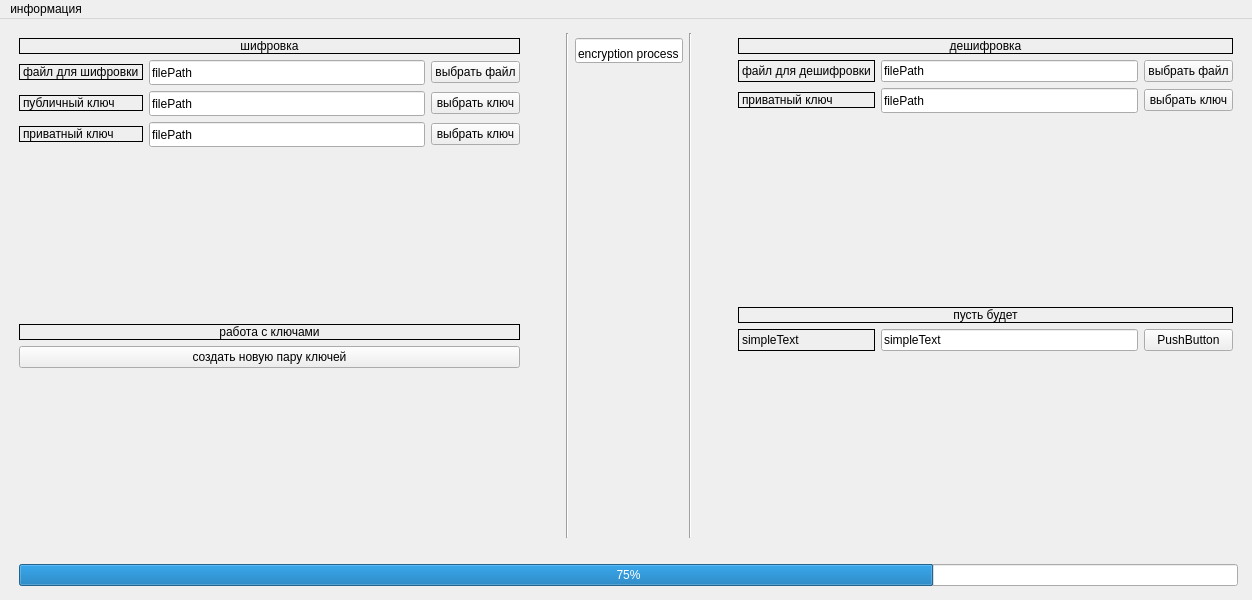
First picture: the form in MainWindow.ui, repository VecrouN/lab_3, before the edit.
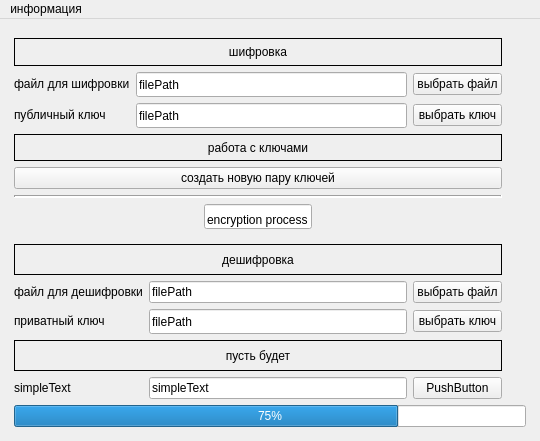
Second picture: the form after the edit.

The edit to the form file:
```diff
--- a/MainWindow.ui
+++ b/MainWindow.ui
@@ -6,53 +6,39 @@
    <rect>
     <x>0</x>
     <y>0</y>
-    <width>1252</width>
-    <height>600</height>
+    <width>540</width>
+    <height>441</height>
    </rect>
   </property>
+  <property name="sizePolicy">
+   <sizepolicy hsizetype="Fixed" vsizetype="Fixed">
+    <horstretch>0</horstretch>
+    <verstretch>0</verstretch>
+   </sizepolicy>
+  </property>
   <property name="minimumSize">
    <size>
-    <width>1252</width>
-    <height>600</height>
+    <width>540</width>
+    <height>441</height>
+   </size>
+  </property>
+  <property name="maximumSize">
+   <size>
+    <width>540</width>
+    <height>441</height>
    </size>
   </property>
   <property name="windowTitle">
    <string>MainWindow</string>
   </property>
   <widget class="QWidget" name="centralwidget">
+   <property name="sizePolicy">
+    <sizepolicy hsizetype="Fixed" vsizetype="Preferred">
+     <horstretch>0</horstretch>
+     <verstretch>0</verstretch>
+    </sizepolicy>
+   </property>
    <layout class="QGridLayout" name="gridLayout_3">
-    <item row="1" column="2">
-     <spacer name="rightGorizontalSpacer">
-      <property name="orientation">
-       <enum>Qt::Horizontal</enum>
-      </property>
-      <property name="sizeType">
-       <enum>QSizePolicy::Fixed</enum>
-      </property>
-      <property name="sizeHint" stdset="0">
-       <size>
-        <width>5</width>
-        <height>20</height>
-       </size>
-      </property>
-     </spacer>
-    </item>
-    <item row="1" column="0">
-     <spacer name="leftHorizontalSpacer">
-      <property name="orientation">
-       <enum>Qt::Horizontal</enum>
-      </property>
-      <property name="sizeType">
-       <enum>QSizePolicy::Fixed</enum>
-      </property>
-      <property name="sizeHint" stdset="0">
-       <size>
-        <width>5</width>
-        <height>20</height>
-       </size>
-      </property>
-     </spacer>
-    </item>
     <item row="2" column="1">
      <spacer name="bottomVerticalSpacer">
       <property name="orientation">
@@ -69,6 +55,22 @@
       </property>
      </spacer>
     </item>
+    <item row="1" column="2">
+     <spacer name="rightGorizontalSpacer">
+      <property name="orientation">
+       <enum>Qt::Horizontal</enum>
+      </property>
+      <property name="sizeType">
+       <enum>QSizePolicy::Fixed</enum>
+      </property>
+      <property name="sizeHint" stdset="0">
+       <size>
+        <width>5</width>
+        <height>20</height>
+       </size>
+      </property>
+     </spacer>
+    </item>
     <item row="0" column="1">
      <spacer name="topVerticalSpacer">
       <property name="orientation">
@@ -85,39 +87,61 @@
       </property>
      </spacer>
     </item>
+    <item row="1" column="0">
+     <spacer name="leftHorizontalSpacer">
+      <property name="orientation">
+       <enum>Qt::Horizontal</enum>
+      </property>
+      <property name="sizeType">
+       <enum>QSizePolicy::Fixed</enum>
+      </property>
+      <property name="sizeHint" stdset="0">
+       <size>
+        <width>5</width>
+        <height>20</height>
+       </size>
+      </property>
+     </spacer>
+    </item>
     <item row="1" column="1">
      <layout class="QGridLayout" name="mainGridLayout">
-      <item row="2" column="2">
-       <widget class="Line" name="line">
-        <property name="orientation">
-         <enum>Qt::Vertical</enum>
-        </property>
-       </widget>
-      </item>
-      <item row="2" column="5">
+      <item row="6" column="0">
        <layout class="QGridLayout" name="decruptGridLayout">
-        <item row="8" column="3">
-         <widget class="QPushButton" name="pushButton_4">
-          <property name="text">
-           <string>PushButton</string>
-          </property>
-         </widget>
-        </item>
-        <item row="4" column="3">
+        <item row="3" column="2">
          <widget class="QPushButton" name="pushButton_6">
           <property name="text">
            <string>выбрать ключ</string>
           </property>
          </widget>
         </item>
-        <item row="2" column="3">
+        <item row="1" column="2">
          <widget class="QPushButton" name="pushButton">
           <property name="text">
            <string>выбрать файл</string>
           </property>
          </widget>
         </item>
-        <item row="7" column="1" colspan="3">
+        <item row="3" column="0">
+         <widget class="QLabel" name="label_9">
+          <property name="enabled">
+           <bool>true</bool>
+          </property>
+          <property name="sizePolicy">
+           <sizepolicy hsizetype="Preferred" vsizetype="Fixed">
+            <horstretch>0</horstretch>
+            <verstretch>0</verstretch>
+           </sizepolicy>
+          </property>
+          <property name="styleSheet">
+           <string notr="true">color: rgb(0, 0, 0);
+</string>
+          </property>
+          <property name="text">
+           <string>приватный ключ</string>
+          </property>
+         </widget>
+        </item>
+        <item row="5" column="0" colspan="3">
          <widget class="QLabel" name="label_7">
           <property name="font">
            <font>
@@ -145,23 +169,25 @@
           </property>
          </widget>
         </item>
-        <item row="4" column="2">
-         <widget class="QLineEdit" name="lineEdit_6">
-          <property name="minimumSize">
-           <size>
-            <width>0</width>
-            <height>25</height>
-           </size>
+        <item row="6" column="0">
+         <widget class="QLabel" name="label_3">
+          <property name="styleSheet">
+           <string notr="true">color: rgb(0, 0, 0);
+</string>
           </property>
           <property name="text">
-           <string>filePath</string>
+           <string>simpleText</string>
           </property>
-          <property name="readOnly">
-           <bool>true</bool>
+         </widget>
+        </item>
+        <item row="6" column="2">
+         <widget class="QPushButton" name="pushButton_4">
+          <property name="text">
+           <string>PushButton</string>
           </property>
          </widget>
         </item>
-        <item row="2" column="2">
+        <item row="1" column="1">
          <widget class="QLineEdit" name="lineEdit_2">
           <property name="text">
            <string>filePath</string>
@@ -171,119 +197,62 @@
           </property>
          </widget>
         </item>
-        <item row="8" column="4">
-         <spacer name="horizontalSpacer_10">
-          <property name="orientation">
-           <enum>Qt::Horizontal</enum>
+        <item row="0" column="0" colspan="3">
+         <widget class="QLabel" name="label_6">
+          <property name="font">
+           <font>
+            <kerning>true</kerning>
+           </font>
           </property>
-          <property name="sizeType">
-           <enum>QSizePolicy::Fixed</enum>
+          <property name="layoutDirection">
+           <enum>Qt::LeftToRight</enum>
           </property>
-          <property name="sizeHint" stdset="0">
-           <size>
-            <width>5</width>
-            <height>20</height>
-           </size>
+          <property name="autoFillBackground">
+           <bool>false</bool>
           </property>
-         </spacer>
-        </item>
-        <item row="6" column="1" colspan="3">
-         <spacer name="verticalSpacer_4">
-          <property name="orientation">
-           <enum>Qt::Vertical</enum>
+          <property name="styleSheet">
+           <string notr="true">color: rgb(0, 0, 0);
+border-color: rgb(0, 0, 0);
+border-style: solid;
+border-width: 1px;
+border-color: black;</string>
           </property>
-          <property name="sizeHint" stdset="0">
-           <size>
-            <width>20</width>
-            <height>40</height>
-           </size>
+          <property name="text">
+           <string>дешифровка</string>
           </property>
-         </spacer>
-        </item>
-        <item row="2" column="0">
-         <spacer name="horizontalSpacer_6">
-          <property name="orientation">
-           <enum>Qt::Horizontal</enum>
+          <property name="alignment">
+           <set>Qt::AlignCenter</set>
           </property>
-          <property name="sizeType">
-           <enum>QSizePolicy::Fixed</enum>
-          </property>
-          <property name="sizeHint" stdset="0">
-           <size>
-            <width>40</width>
-            <height>20</height>
-           </size>
-          </property>
-         </spacer>
+         </widget>
         </item>
-        <item row="2" column="1">
+        <item row="1" column="0">
          <widget class="QLabel" name="label_2">
           <property name="styleSheet">
            <string notr="true">color: rgb(0, 0, 0);
-border-color: rgb(0, 0, 0);
-border-style: solid;
-border-width: 1px;
-border-color: black;</string>
+</string>
           </property>
           <property name="text">
            <string>файл для дешифровки</string>
           </property>
          </widget>
         </item>
-        <item row="4" column="1">
-         <widget class="QLabel" name="label_9">
-          <property name="enabled">
-           <bool>true</bool>
-          </property>
-          <property name="sizePolicy">
-           <sizepolicy hsizetype="Preferred" vsizetype="Fixed">
-            <horstretch>0</horstretch>
-            <verstretch>0</verstretch>
-           </sizepolicy>
-          </property>
-          <property name="styleSheet">
-           <string notr="true">color: rgb(0, 0, 0);
-border-color: rgb(0, 0, 0);
-border-style: solid;
-border-width: 1px;
-border-color: black;</string>
-          </property>
-          <property name="text">
-           <string>приватный ключ</string>
-          </property>
-         </widget>
-        </item>
-        <item row="0" column="1" colspan="3">
-         <spacer name="horizontalSpacer_2">
-          <property name="orientation">
-           <enum>Qt::Vertical</enum>
-          </property>
-          <property name="sizeType">
-           <enum>QSizePolicy::Fixed</enum>
-          </property>
-          <property name="sizeHint" stdset="0">
+        <item row="3" column="1">
+         <widget class="QLineEdit" name="lineEdit_6">
+          <property name="minimumSize">
            <size>
-            <width>20</width>
-            <height>5</height>
+            <width>0</width>
+            <height>25</height>
            </size>
           </property>
-         </spacer>
-        </item>
-        <item row="8" column="1">
-         <widget class="QLabel" name="label_3">
-          <property name="styleSheet">
-           <string notr="true">color: rgb(0, 0, 0);
-border-color: rgb(0, 0, 0);
-border-style: solid;
-border-width: 1px;
-border-color: black;</string>
-          </property>
           <property name="text">
-           <string>simpleText</string>
+           <string>filePath</string>
+          </property>
+          <property name="readOnly">
+           <bool>true</bool>
           </property>
          </widget>
         </item>
-        <item row="8" column="2">
+        <item row="6" column="1">
          <widget class="QLineEdit" name="lineEdit_5">
           <property name="text">
            <string>simpleText</string>
@@ -293,68 +262,37 @@
           </property>
          </widget>
         </item>
-        <item row="1" column="1" colspan="3">
-         <widget class="QLabel" name="label_6">
-          <property name="font">
-           <font>
-            <kerning>true</kerning>
-           </font>
-          </property>
-          <property name="layoutDirection">
-           <enum>Qt::LeftToRight</enum>
-          </property>
-          <property name="autoFillBackground">
-           <bool>false</bool>
-          </property>
-          <property name="styleSheet">
-           <string notr="true">color: rgb(0, 0, 0);
-border-color: rgb(0, 0, 0);
-border-style: solid;
-border-width: 1px;
-border-color: black;</string>
-          </property>
-          <property name="text">
-           <string>дешифровка</string>
-          </property>
-          <property name="alignment">
-           <set>Qt::AlignCenter</set>
-          </property>
-         </widget>
-        </item>
-        <item row="9" column="1" colspan="3">
-         <spacer name="verticalSpacer_2">
-          <property name="orientation">
-           <enum>Qt::Vertical</enum>
-          </property>
-          <property name="sizeHint" stdset="0">
-           <size>
-            <width>20</width>
-            <height>40</height>
-           </size>
-          </property>
-         </spacer>
-        </item>
        </layout>
       </item>
-      <item row="2" column="3">
+      <item row="7" column="0" colspan="5">
+       <widget class="QProgressBar" name="progressBar">
+        <property name="value">
+         <number>75</number>
+        </property>
+        <property name="orientation">
+         <enum>Qt::Horizontal</enum>
+        </property>
+       </widget>
+      </item>
+      <item row="3" column="0">
+       <widget class="Line" name="line_2">
+        <property name="minimumSize">
+         <size>
+          <width>100</width>
+          <height>0</height>
+         </size>
+        </property>
+        <property name="lineWidth">
+         <number>2</number>
+        </property>
+        <property name="orientation">
+         <enum>Qt::Horizontal</enum>
+        </property>
+       </widget>
+      </item>
+      <item row="4" column="0">
        <layout class="QGridLayout" name="statusGridLayout">
         <item row="0" column="0">
-         <spacer name="horizontalSpacer_3">
-          <property name="orientation">
-           <enum>Qt::Vertical</enum>
-          </property>
-          <property name="sizeType">
-           <enum>QSizePolicy::Fixed</enum>
-          </property>
-          <property name="sizeHint" stdset="0">
-           <size>
-            <width>5</width>
-            <height>5</height>
-           </size>
-          </property>
-         </spacer>
-        </item>
-        <item row="1" column="0">
          <widget class="QLineEdit" name="lineEdit_3">
           <property name="sizePolicy">
            <sizepolicy hsizetype="Fixed" vsizetype="Fixed">
@@ -379,107 +317,32 @@
           </property>
          </widget>
         </item>
-        <item row="2" column="0">
-         <spacer name="verticalSpacer_5">
-          <property name="orientation">
-           <enum>Qt::Vertical</enum>
-          </property>
-          <property name="sizeHint" stdset="0">
-           <size>
-            <width>20</width>
-            <height>40</height>
-           </size>
-          </property>
-         </spacer>
-        </item>
        </layout>
       </item>
-      <item row="2" column="4">
-       <widget class="Line" name="line_2">
-        <property name="orientation">
-         <enum>Qt::Vertical</enum>
+      <item row="5" column="0">
+       <widget class="Line" name="line">
+        <property name="sizePolicy">
+         <sizepolicy hsizetype="Fixed" vsizetype="Fixed">
+          <horstretch>100</horstretch>
+          <verstretch>0</verstretch>
+         </sizepolicy>
         </property>
-       </widget>
-      </item>
-      <item row="4" column="1" colspan="5">
-       <widget class="QProgressBar" name="progressBar">
-        <property name="value">
-         <number>75</number>
-        </property>
-        <property name="orientation">
-         <enum>Qt::Horizontal</enum>
-        </property>
-       </widget>
-      </item>
-      <item row="3" column="0">
-       <spacer name="horizontalSpacer_11">
-        <property name="orientation">
-         <enum>Qt::Horizontal</enum>
-        </property>
-        <property name="sizeType">
-         <enum>QSizePolicy::Fixed</enum>
-        </property>
-        <property name="sizeHint" stdset="0">
+        <property name="minimumSize">
          <size>
-          <width>5</width>
-          <height>20</height>
+          <width>0</width>
+          <height>0</height>
          </size>
         </property>
-       </spacer>
+        <property name="lineWidth">
+         <number>2</number>
+        </property>
+        <property name="orientation">
+         <enum>Qt::Horizontal</enum>
+        </property>
+       </widget>
       </item>
-      <item row="2" column="1">
+      <item row="2" column="0">
        <layout class="QGridLayout" name="encryptGridLayout">
-        <item row="10" column="0" colspan="3">
-         <widget class="QLabel" name="label_4">
-          <property name="font">
-           <font>
-            <kerning>true</kerning>
-           </font>
-          </property>
-          <property name="layoutDirection">
-           <enum>Qt::LeftToRight</enum>
-          </property>
-          <property name="autoFillBackground">
-           <bool>false</bool>
-          </property>
-          <property name="styleSheet">
-           <string notr="true">color: rgb(0, 0, 0);
-border-color: rgb(0, 0, 0);
-border-style: solid;
-border-width: 1px;
-border-color: black;</string>
-          </property>
-          <property name="text">
-           <string>работа с ключами</string>
-          </property>
-          <property name="alignment">
-           <set>Qt::AlignCenter</set>
-          </property>
-         </widget>
-        </item>
-        <item row="4" column="2">
-         <widget class="QPushButton" name="pushButton_5">
-          <property name="text">
-           <string>выбрать ключ</string>
-          </property>
-         </widget>
-        </item>
-        <item row="4" column="1">
-         <widget class="QLineEdit" name="lineEdit_4">
-          <property name="minimumSize">
-           <size>
-            <width>0</width>
-            <height>25</height>
-           </size>
-          </property>
-          <property name="text">
-           <string>filePath</string>
-          </property>
-          <property name="readOnly">
-           <bool>true</bool>
-          </property>
-         </widget>
-        </item>
         <item row="2" column="0">
          <widget class="QLabel" name="label">
           <property name="enabled">
@@ -493,45 +356,13 @@
           </property>
           <property name="styleSheet">
            <string notr="true">color: rgb(0, 0, 0);
-border-color: rgb(0, 0, 0);
-border-style: solid;
-border-width: 1px;
-border-color: black;</string>
+</string>
           </property>
           <property name="text">
            <string>файл для шифровки</string>
           </property>
          </widget>
         </item>
-        <item row="0" column="0" colspan="3">
-         <spacer name="horizontalSpacer">
-          <property name="orientation">
-           <enum>Qt::Vertical</enum>
-          </property>
-          <property name="sizeType">
-           <enum>QSizePolicy::Fixed</enum>
-          </property>
-          <property name="sizeHint" stdset="0">
-           <size>
-            <width>20</width>
-            <height>5</height>
-           </size>
-          </property>
-         </spacer>
-        </item>
-        <item row="12" column="1" colspan="2">
-         <spacer name="verticalSpacer">
-          <property name="orientation">
-           <enum>Qt::Vertical</enum>
-          </property>
-          <property name="sizeHint" stdset="0">
-           <size>
-            <width>20</width>
-            <height>40</height>
-           </size>
-          </property>
-         </spacer>
-        </item>
         <item row="1" column="0" colspan="3">
          <widget class="QLabel" name="label_5">
           <property name="font">
@@ -560,26 +391,6 @@
           </property>
          </widget>
         </item>
-        <item row="9" column="0" colspan="3">
-         <spacer name="verticalSpacer_3">
-          <property name="orientation">
-           <enum>Qt::Vertical</enum>
-          </property>
-          <property name="sizeHint" stdset="0">
-           <size>
-            <width>20</width>
-            <height>10</height>
-           </size>
-          </property>
-         </spacer>
-        </item>
-        <item row="11" column="0" colspan="3">
-         <widget class="QPushButton" name="pushButton_3">
-          <property name="text">
-           <string>создать новую пару ключей</string>
-          </property>
-         </widget>
-        </item>
         <item row="4" column="0">
          <widget class="QLabel" name="label_8">
           <property name="enabled">
@@ -593,35 +404,32 @@
           </property>
           <property name="styleSheet">
            <string notr="true">color: rgb(0, 0, 0);
-border-color: rgb(0, 0, 0);
-border-style: solid;
-border-width: 1px;
-border-color: black;</string>
+</string>
           </property>
           <property name="text">
            <string>публичный ключ</string>
           </property>
          </widget>
         </item>
-        <item row="2" column="2">
-         <widget class="QPushButton" name="pushButton_2">
+        <item row="4" column="2">
+         <widget class="QPushButton" name="pushButton_5">
           <property name="text">
-           <string>выбрать файл</string>
+           <string>выбрать ключ</string>
           </property>
          </widget>
         </item>
-        <item row="2" column="3">
-         <spacer name="horizontalSpacer_7">
+        <item row="0" column="0" colspan="3">
+         <spacer name="horizontalSpacer">
           <property name="orientation">
-           <enum>Qt::Horizontal</enum>
+           <enum>Qt::Vertical</enum>
           </property>
           <property name="sizeType">
            <enum>QSizePolicy::Fixed</enum>
           </property>
           <property name="sizeHint" stdset="0">
            <size>
-            <width>40</width>
-            <height>20</height>
+            <width>20</width>
+            <height>5</height>
            </size>
           </property>
          </spacer>
@@ -642,16 +450,18 @@
           </property>
          </widget>
         </item>
-        <item row="6" column="0">
-         <widget class="QLabel" name="label_10">
-          <property name="enabled">
-           <bool>true</bool>
+        <item row="8" column="0" colspan="3">
+         <widget class="QLabel" name="label_4">
+          <property name="font">
+           <font>
+            <kerning>true</kerning>
+           </font>
           </property>
-          <property name="sizePolicy">
-           <sizepolicy hsizetype="Preferred" vsizetype="Fixed">
-            <horstretch>0</horstretch>
-            <verstretch>0</verstretch>
-           </sizepolicy>
+          <property name="layoutDirection">
+           <enum>Qt::LeftToRight</enum>
+          </property>
+          <property name="autoFillBackground">
+           <bool>false</bool>
           </property>
           <property name="styleSheet">
            <string notr="true">color: rgb(0, 0, 0);
@@ -661,19 +471,22 @@
 border-color: black;</string>
           </property>
           <property name="text">
-           <string>приватный ключ</string>
+           <string>работа с ключами</string>
+          </property>
+          <property name="alignment">
+           <set>Qt::AlignCenter</set>
           </property>
          </widget>
         </item>
-        <item row="6" column="2">
-         <widget class="QPushButton" name="pushButton_7">
+        <item row="2" column="2">
+         <widget class="QPushButton" name="pushButton_2">
           <property name="text">
-           <string>выбрать ключ</string>
+           <string>выбрать файл</string>
           </property>
          </widget>
         </item>
-        <item row="6" column="1">
-         <widget class="QLineEdit" name="lineEdit_7">
+        <item row="4" column="1">
+         <widget class="QLineEdit" name="lineEdit_4">
           <property name="minimumSize">
            <size>
             <width>0</width>
@@ -688,6 +501,13 @@
           </property>
          </widget>
         </item>
+        <item row="9" column="0" colspan="3">
+         <widget class="QPushButton" name="pushButton_3">
+          <property name="text">
+           <string>создать новую пару ключей</string>
+          </property>
+         </widget>
+        </item>
        </layout>
       </item>
      </layout>
@@ -699,7 +519,7 @@
     <rect>
      <x>0</x>
      <y>0</y>
-     <width>1252</width>
+     <width>540</width>
      <height>22</height>
     </rect>
    </property>
```
